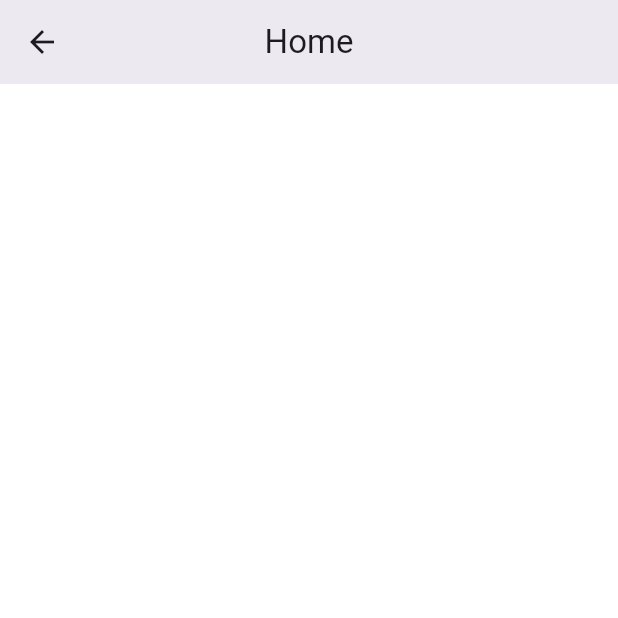
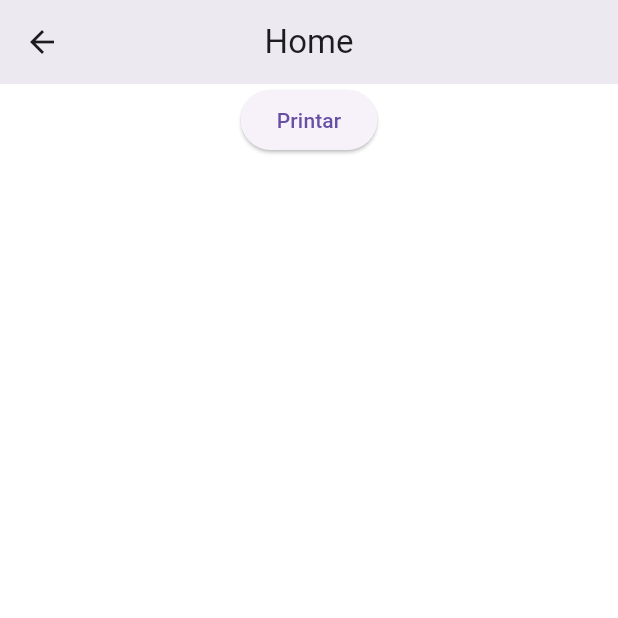
Before and after one commit to ViniciusVicco/learn, a Flutter app: the HomePage screen opened by its route, on a phone screen of 412 x 824 dp, the top half of it. Run offline on Flutter 3.47's test engine with Material 3 defaults, Android fonts, the phone set to English and light mode, and no system bars; our stand-ins replace get_it, lottie.

```diff
--- a/lib/app/presentation/home/home_injector.dart
+++ b/lib/app/presentation/home/home_injector.dart
@@ -1,3 +1,4 @@
+import 'package:get_it/get_it.dart';
 import 'package:learn/app/presentation/home/pages/home_controller.dart';
 import 'package:learn/app/presentation/home/pages/home_store.dart';
 import 'package:learn/core/dependency_injection/dependency_injection.dart';
@@ -5,7 +6,8 @@ import 'package:learn/core/dependency_injection/dependency_injection.dart';
 class HomeInjector extends ModuleInjector {
   @override
   void controllers() {
-    registerFactory(() => HomeController());
+    registerFactory(
+        () => HomeController(store: GetIt.instance.get<HomeStore>()));
   }
 
   @override
--- a/lib/app/presentation/home/pages/home_controller.dart
+++ b/lib/app/presentation/home/pages/home_controller.dart
@@ -1,3 +1,11 @@
+import 'package:learn/app/presentation/home/pages/home_store.dart';
 import 'package:learn/core/module/controller.dart';
 
-class HomeController extends Controller {}
+class HomeController extends Controller {
+  final HomeStore store;
+  HomeController({required this.store});
+  void printar() {
+    print("Print printoso N ${store.qtdPrintPrintoso}");
+    store.qtdPrintPrintoso++;
+  }
+}
--- a/lib/app/presentation/home/pages/home_page.dart
+++ b/lib/app/presentation/home/pages/home_page.dart
@@ -1,4 +1,9 @@
 import 'package:flutter/material.dart';
+import 'package:get_it/get_it.dart';
+import 'package:learn/app/presentation/home/pages/home_controller.dart';
+import 'package:learn/app/presentation/home/pages/home_store.dart';
+import 'package:learn/app/presentation/page_state_mixin/page_state_mixin.dart';
+import 'package:learn/core/module/manager/module_manager.dart';
 
 class HomePage extends StatefulWidget {
   static const String routeName = '/HomePage';
@@ -8,14 +13,25 @@ class HomePage extends StatefulWidget {
   State<HomePage> createState() => _HomePageState();
 }
 
-class _HomePageState extends State<HomePage> {
+class _HomePageState extends State<HomePage>
+    with PageStateMixin<HomeController, HomeStore> {
   @override
   Widget build(BuildContext context) {
     return Scaffold(
       appBar: AppBar(
         title: Text("Home"),
       ),
-      body: Column(),
+      body: Column(
+        children: [
+          Center(
+            child: ElevatedButton(
+                onPressed: () {
+                  controller.printar();
+                },
+                child: Text("Printar")),
+          )
+        ],
+      ),
     );
   }
 }
--- a/lib/app/presentation/home/pages/home_store.dart
+++ b/lib/app/presentation/home/pages/home_store.dart
@@ -1,3 +1,5 @@
 import 'package:learn/core/module/store.dart';
 
-class HomeStore extends Store {}
+class HomeStore extends Store {
+  int qtdPrintPrintoso = 0;
+}
--- /dev/null
+++ b/lib/app/presentation/page_state_mixin/page_state_mixin.dart
@@ -0,0 +1,13 @@
+import 'package:get_it/get_it.dart';
+import 'package:learn/core/module/controller.dart';
+import 'package:learn/core/module/store.dart';
+
+mixin PageStateMixin<C extends Controller, S extends Store> {
+  late final C _controller;
+
+  C get controller {
+    return GetIt.instance.get<C>();
+  }
+
+  Type get storeType => S;
+}
--- a/lib/core/dependency_injection/dependency_injection.dart
+++ b/lib/core/dependency_injection/dependency_injection.dart
@@ -2,7 +2,6 @@ import 'package:learn/core/dependency_injection/mixin/injector_methods_mixin.dar
 
 abstract class ModuleInjector with MethodsInjector {
   void registerModule() {
-    _resetModule();
     queueInstanciation();
   }
 
@@ -26,6 +25,4 @@ abstract class ModuleInjector with MethodsInjector {
   void dataSources();
 
   void controllers();
-
-  void _resetModule() {}
 }
--- a/lib/main.dart
+++ b/lib/main.dart
@@ -5,9 +5,11 @@ import 'package:learn/app/presentation/home/home_module.dart';
 import 'package:learn/core/module/manager/module_manager.dart';
 
 void main() {
+  WidgetsFlutterBinding.ensureInitialized();
+  ModuleManager.registerInstanceObserver();
   final moduleManager = ModuleManager([
-    AuthModule(),
-    HomeModule()
+    AuthModule()..module.registerModule(),
+    HomeModule()..module.registerModule(),
     // Adicione mais módulos aqui...
   ]);
 
```
Also changed, not shown: lib/core/dependency_injection/mixin/injector_methods_mixin.dart (+4 -4 lines), lib/core/module/manager/module_manager.dart (+24 -0 lines), lib/core/state/state.dart (deleted, +0 -21 lines), lib/core/view_state/view_state.dart (added, +21 -0 lines).
